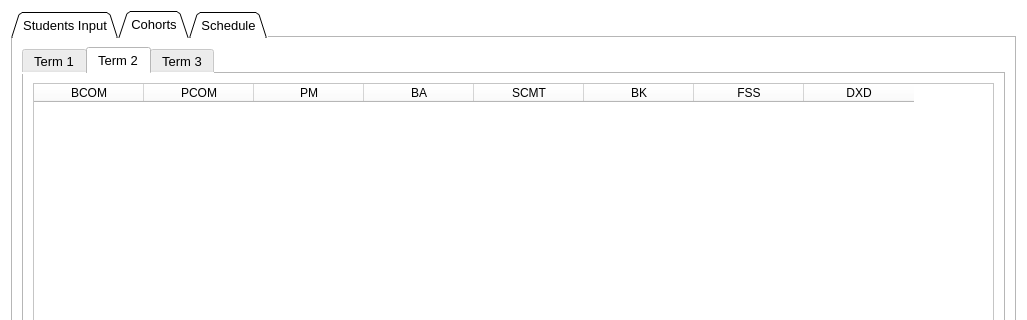
This is MainWindow.ui in fahad-ali1/CMPT-395-Class-Scheduler as Qt 5 draws it before an edit; both pictures show x 0 to 1027 and y 0 to 320 of the 1027 by 594 pixel window. The edited form follows.
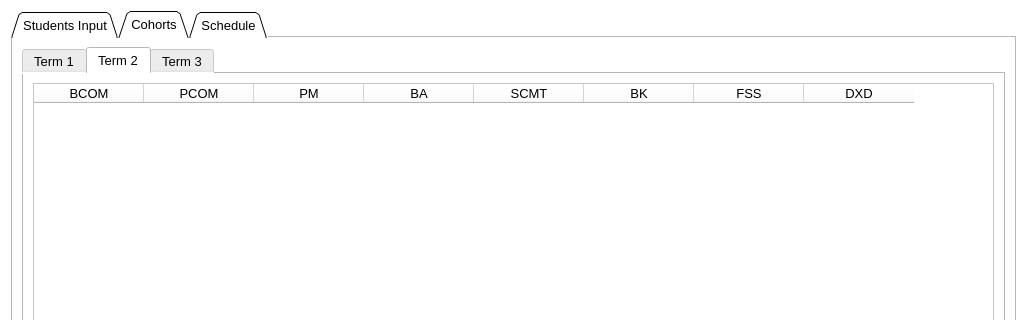
This is the edited form. The open tabs and pages were chosen to show the change. Icons and pictures are not drawn.

What changed in the file:
```diff
--- a/MainWindow.ui
+++ b/MainWindow.ui
@@ -1023,12 +1023,22 @@
           </layout>
          </widget>
          <widget class="QWidget" name="term2Cohort">
+          <property name="font">
+           <font>
+            <pointsize>10</pointsize>
+           </font>
+          </property>
           <attribute name="title">
            <string>Term 2</string>
           </attribute>
           <layout class="QGridLayout" name="gridLayout_3">
            <item row="0" column="0">
             <widget class="QTableWidget" name="CohortTable2">
+             <property name="font">
+              <font>
+               <pointsize>10</pointsize>
+              </font>
+             </property>
              <attribute name="horizontalHeaderDefaultSectionSize">
               <number>110</number>
              </attribute>
```
Left out of the diff: 15 changed lines with no effect on the pictures.
